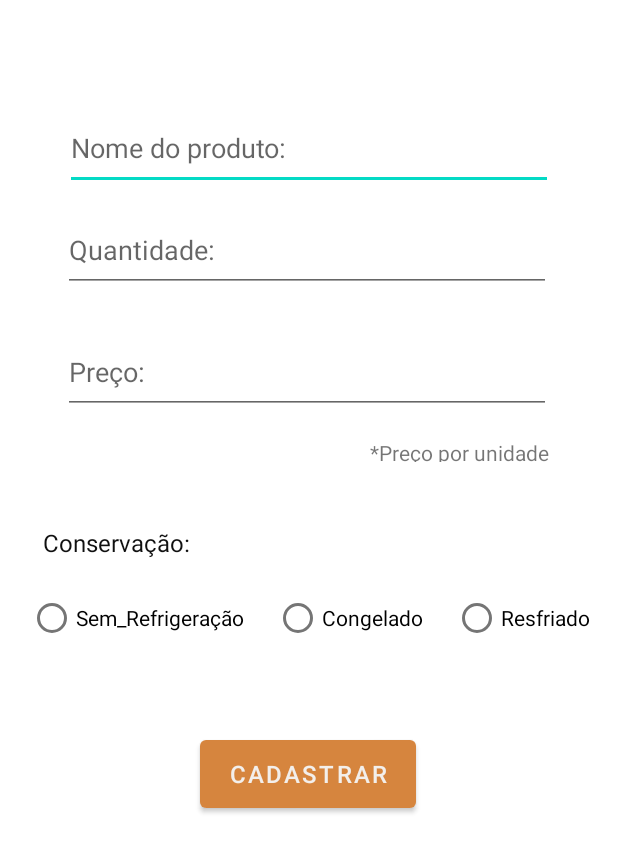
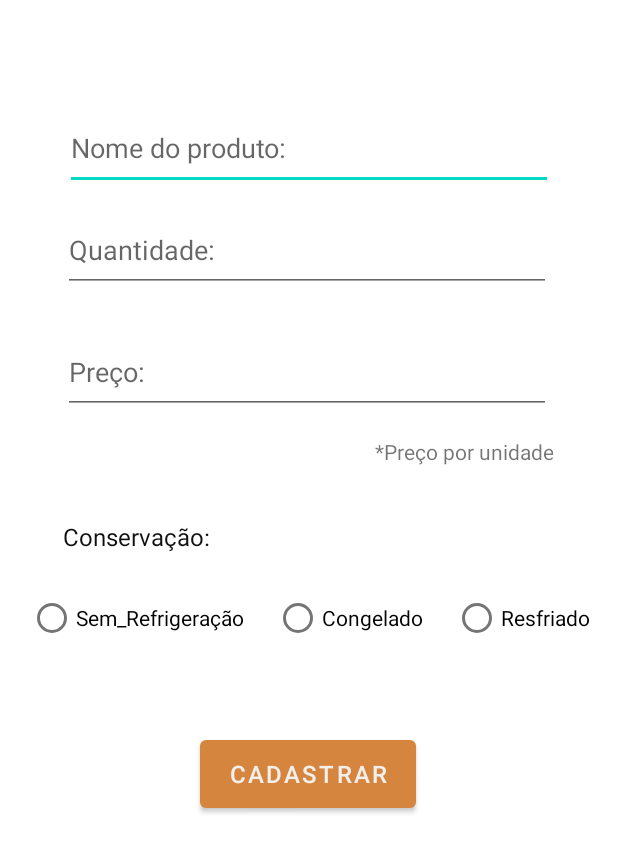
Before and after one commit to Duartesbruno/AppCadastroDeProdutos, an Android app: the FormularioActivity screen opened directly, with no data from a screen before it, on a phone screen of 412 x 824 dp, the part 393-1236 px from its top. Run offline under Robolectric (Android 15) with nearby library versions, the phone set to English and light mode, and no system bars.

Commit message:
Novo ajuste no gravity e tamanho do Text

```diff
--- a/app/src/main/res/layout/activity_formulario.xml
+++ b/app/src/main/res/layout/activity_formulario.xml
@@ -49,29 +49,29 @@
 
     <TextView
         android:id="@+id/textView2"
-        android:layout_width="121dp"
-        android:layout_height="16dp"
+        android:layout_width="325dp"
+        android:layout_height="wrap_content"
+        android:gravity="right"
         android:text="@string/txtInfoPreco"
         app:layout_constraintBottom_toBottomOf="parent"
         app:layout_constraintEnd_toEndOf="parent"
-        app:layout_constraintHorizontal_bias="0.848"
         app:layout_constraintStart_toStartOf="parent"
         app:layout_constraintTop_toTopOf="parent"
-        app:layout_constraintVertical_bias="0.662" />
+        app:layout_constraintVertical_bias="0.664" />
 
     <TextView
         android:id="@+id/textView"
-        android:layout_width="wrap_content"
+        android:layout_width="325dp"
         android:layout_height="wrap_content"
         android:text="@string/txtConservacao"
         android:textColor="#101010"
         android:textSize="16sp"
         app:layout_constraintBottom_toBottomOf="parent"
         app:layout_constraintEnd_toEndOf="parent"
-        app:layout_constraintHorizontal_bias="0.092"
+        app:layout_constraintHorizontal_bias="0.488"
         app:layout_constraintStart_toStartOf="parent"
         app:layout_constraintTop_toTopOf="parent"
-        app:layout_constraintVertical_bias="0.746" />
+        app:layout_constraintVertical_bias="0.741" />
 
     <RadioGroup
         android:id="@+id/rgConservacao"
```
